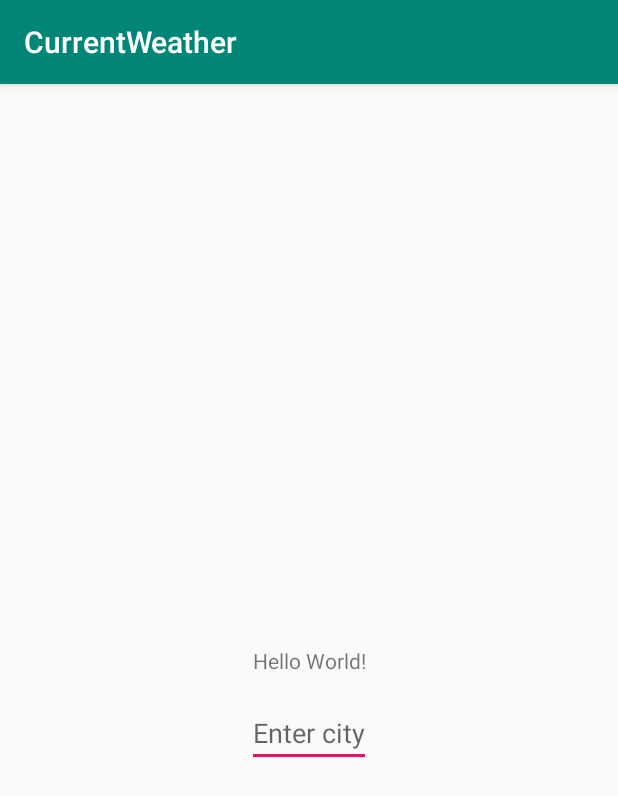
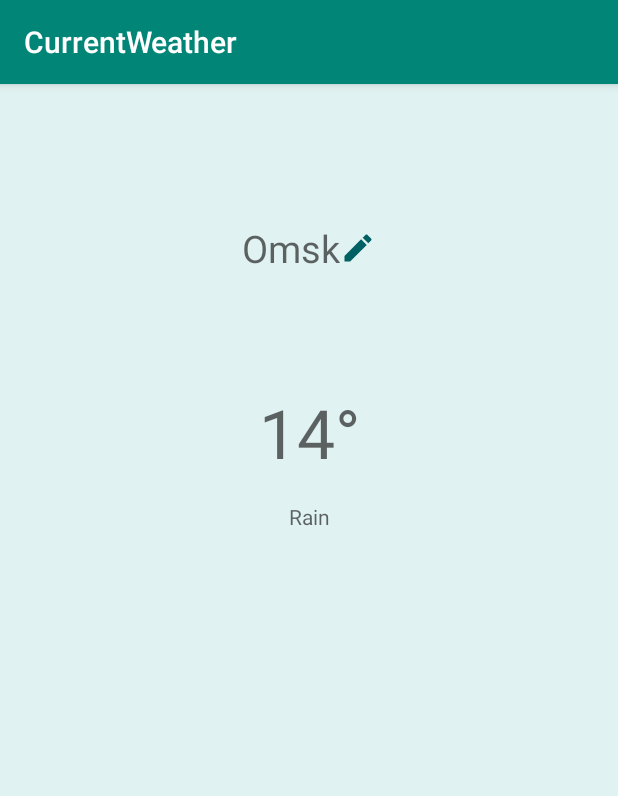
Before and after one commit to Arya-Domina/CurrentWeather, an Android app: the screen it shows after launch (MainActivity), on a phone screen of 412 x 824 dp. Shown: the top 796 px of the screen. Run offline under Robolectric (Android 15) with nearby library versions, the phone set to English and light mode, and no system bars; 4 statements that could not run were skipped.

Commit message:
UI, RecyclerView.

```diff
--- a/app/src/main/java/com/example/currentweather/repository/WeatherRepository.kt
+++ b/app/src/main/java/com/example/currentweather/repository/WeatherRepository.kt
@@ -33,7 +33,11 @@ class WeatherRepository : KoinComponent {
             .doOnSuccess {
                 preferenceHelper.saveWeather(it)
             }
-            .onErrorReturn { WeatherResponse() }
+            .onErrorReturn {
+                if (param.first == Params.CityName)
+                    WeatherResponse(cityName = param.second as String)
+                else WeatherResponse()
+            }
     }
 
     private fun WeatherResponse.getSavedParameter(params: Params): Any {
--- /dev/null
+++ b/app/src/main/res/drawable/ic_edit.xml
@@ -0,0 +1,12 @@
+<?xml version="1.0" encoding="utf-8"?>
+<vector xmlns:android="http://schemas.android.com/apk/res/android"
+    android:width="24dp"
+    android:height="24dp"
+    android:viewportWidth="24"
+    android:viewportHeight="24">
+
+    <path
+        android:fillColor="#000"
+        android:pathData="M20.71,7.04C21.1,6.65 21.1,6 20.71,5.63L18.37,3.29C18,2.9 17.35,2.9 16.96,3.29L15.12,5.12L18.87,8.87M3,17.25V21H6.75L17.81,9.93L14.06,6.18L3,17.25Z" />
+
+</vector>
--- a/app/src/main/res/layout/activity_main.xml
+++ b/app/src/main/res/layout/activity_main.xml
@@ -2,30 +2,82 @@
 <androidx.constraintlayout.widget.ConstraintLayout xmlns:android="http://schemas.android.com/apk/res/android"
     xmlns:app="http://schemas.android.com/apk/res-auto"
     xmlns:tools="http://schemas.android.com/tools"
+    android:id="@+id/container"
     android:layout_width="match_parent"
     android:layout_height="match_parent"
+    android:background="@color/background"
     tools:context=".MainActivity">
 
     <TextView
-        android:id="@+id/text_view"
+        android:id="@+id/city_name"
         android:layout_width="wrap_content"
         android:layout_height="wrap_content"
-        android:text="Hello World!"
+        android:drawableEnd="@drawable/ic_edit"
+        android:drawableTint="@color/city_color"
+        android:hint="@string/hint_city_name"
+        android:textColor="@color/city_color"
+        android:textSize="@dimen/city_size"
         app:layout_constraintBottom_toBottomOf="parent"
         app:layout_constraintLeft_toLeftOf="parent"
         app:layout_constraintRight_toRightOf="parent"
-        app:layout_constraintTop_toTopOf="parent" />
+        app:layout_constraintTop_toTopOf="parent"
+        app:layout_constraintVertical_bias="0.125" />
+
+    <TextView
+        android:id="@+id/temperature"
+        android:layout_width="wrap_content"
+        android:layout_height="wrap_content"
+        android:layout_marginTop="@dimen/temperature_margin"
+        android:hint="@string/hint_weather"
+        android:textSize="@dimen/temperature_size"
+        app:layout_constraintLeft_toLeftOf="parent"
+        app:layout_constraintRight_toRightOf="parent"
+        app:layout_constraintTop_toBottomOf="@+id/city_name" />
+
+    <TextView
+        android:id="@+id/description"
+        android:layout_width="wrap_content"
+        android:layout_height="wrap_content"
+        android:layout_marginTop="@dimen/margin"
+        android:hint="@string/hint_description"
+        app:layout_constraintLeft_toLeftOf="parent"
+        app:layout_constraintRight_toRightOf="parent"
+        app:layout_constraintTop_toBottomOf="@+id/temperature" />
+
+    <androidx.recyclerview.widget.RecyclerView
+        android:id="@+id/recycler_view"
+        android:layout_width="match_parent"
+        android:layout_height="0dp"
+        android:layout_marginStart="8dp"
+        android:layout_marginTop="8dp"
+        android:layout_marginEnd="8dp"
+        android:layout_marginBottom="8dp"
+        android:scrollbars="vertical"
+        app:layout_constraintBottom_toBottomOf="parent"
+        app:layout_constraintEnd_toEndOf="parent"
+        app:layout_constraintStart_toStartOf="parent"
+        app:layout_constraintTop_toBottomOf="@+id/description" />
+
+    <View
+        android:id="@+id/shadow_view"
+        android:layout_width="match_parent"
+        android:layout_height="match_parent"
+        android:background="@color/shadow_background"
+        android:visibility="gone" />
 
     <EditText
-        android:id="@+id/edit_text"
+        android:id="@+id/edit_city"
         android:layout_width="wrap_content"
         android:layout_height="wrap_content"
-        android:layout_marginTop="16dp"
+        android:background="@color/background"
         android:hint="@string/enter_city"
         android:importantForAutofill="no"
         android:inputType="text"
-        app:layout_constraintEnd_toEndOf="parent"
-        app:layout_constraintStart_toStartOf="parent"
-        app:layout_constraintTop_toBottomOf="@+id/text_view" />
+        android:textColor="@color/city_color"
+        android:textSize="@dimen/city_size"
+        android:visibility="invisible"
+        app:layout_constraintBottom_toBottomOf="@+id/city_name"
+        app:layout_constraintStart_toStartOf="@+id/city_name"
+        app:layout_constraintTop_toTopOf="@+id/city_name" />
 
 </androidx.constraintlayout.widget.ConstraintLayout>
--- a/app/src/main/res/values/colors.xml
+++ b/app/src/main/res/values/colors.xml
@@ -3,4 +3,7 @@
     <color name="colorPrimary">#008577</color>
     <color name="colorPrimaryDark">#00574B</color>
     <color name="colorAccent">#D81B60</color>
+    <color name="background">#E0F2F1</color>
+    <color name="city_color">#006064</color>
+    <color name="shadow_background">#88000000</color>
 </resources>
--- /dev/null
+++ b/app/src/main/res/values/dimens.xml
@@ -0,0 +1,7 @@
+<?xml version="1.0" encoding="utf-8"?>
+<resources>
+    <dimen name="city_size">25sp</dimen>
+    <dimen name="temperature_size">45sp</dimen>
+    <dimen name="temperature_margin">75dp</dimen>
+    <dimen name="margin">16dp</dimen>
+</resources>
--- a/app/src/main/res/values/strings.xml
+++ b/app/src/main/res/values/strings.xml
@@ -1,5 +1,43 @@
 <resources>
     <string name="app_name">CurrentWeather</string>
+
+
+    <!-- TextPair -->
+    <string name="denotation">Denotation</string>
+    <string name="value_text">Value</string>
+
+    <!-- Main info -->
     <string name="enter_city">Enter city</string>
+    <string name="temperature_degree">%.1f°</string>
     <string name="unknown_city">Unknown city</string>
+    <string name="nan">NaN</string>
+
+    <!-- Details -->
+    <string name="wind_name">Wind</string>
+    <string name="wind_format">%1$.0f m/s, %2$s</string>
+    <string name="wind_direction_n">North</string>
+    <string name="wind_direction_ne">Northeast</string>
+    <string name="wind_direction_nw">Northwest</string>
+    <string name="wind_direction_s">South</string>
+    <string name="wind_direction_se">Southeast</string>
+    <string name="wind_direction_sw">Southwest</string>
+    <string name="wind_direction_w">West</string>
+    <string name="wind_direction_e">East</string>
+    <string name="wind_direction_un">Unknown direction</string>
+    <string name="pressure_name">Pressure</string>
+    <string name="pressure_format">%d mm Hg</string>
+    <string name="humidity_name">Humidity</string>
+    <string name="humidity_format">%d%%</string>
+    <string name="clouds_name">Clouds</string>
+    <string name="clouds_format">%d%%</string>
+    <string name="time_name">Time</string>
+    <string name="time_format">HH:mm</string>
+    <string name="sun_name">Sun</string>
+    <string name="sun_format">from %1$s to %2$s</string>
+
+    <!--Mock strings-->
+    <string name="hint_city_name">Omsk</string>
+    <string name="hint_weather">14°</string>
+    <string name="hint_description">Rain</string>
+
 </resources>
```
Also changed, not shown: app/build.gradle (+7 -1 lines), app/src/main/java/com/example/currentweather/MainActivity.kt (+60 -9 lines), app/src/main/java/com/example/currentweather/ui/DetailsListAdapter.kt (added, +97 -0 lines), app/src/main/java/com/example/currentweather/ui/DetailsListHolder.kt (added, +14 -0 lines), app/src/main/java/com/example/currentweather/util/Util.kt (added, +25 -0 lines), app/src/main/res/layout/pair_text_view.xml (added, +22 -0 lines).
